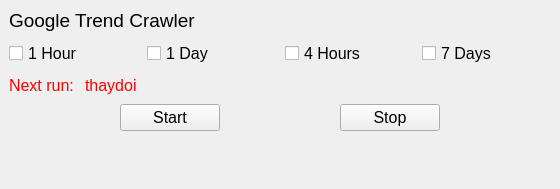
Before: the Qt Designer form src/ui/home.ui in Folinas-COMPANY/Ggtrend-Telegram, drawn with Qt 5.
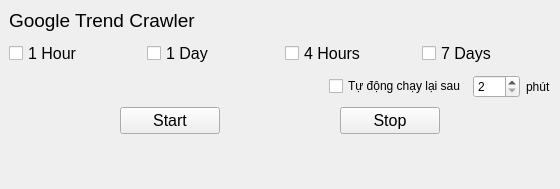
After: the same form once the commit is applied.

Commit message: update auto run, fix things

The edit to the form file:
```diff
--- a/src/ui/home.ui
+++ b/src/ui/home.ui
@@ -97,36 +97,6 @@
        <property name="bottomMargin">
         <number>0</number>
        </property>
-       <item>
-        <widget class="QLabel" name="next_run_label">
-         <property name="font">
-          <font>
-           <pointsize>12</pointsize>
-          </font>
-         </property>
-         <property name="styleSheet">
-          <string notr="true">color:red</string>
-         </property>
-         <property name="text">
-          <string>Next run: </string>
-         </property>
-        </widget>
-       </item>
-       <item>
-        <widget class="QLabel" name="time_run_label">
-         <property name="font">
-          <font>
-           <pointsize>12</pointsize>
-          </font>
-         </property>
-         <property name="styleSheet">
-          <string notr="true">color:red</string>
-         </property>
-         <property name="text">
-          <string>thaydoi</string>
-         </property>
-        </widget>
-       </item>
        <item>
         <spacer name="horizontalSpacer">
          <property name="orientation">
@@ -140,6 +110,33 @@
          </property>
         </spacer>
        </item>
+       <item>
+        <widget class="QCheckBox" name="autoRun">
+         <property name="text">
+          <string>Tự động chạy lại sau</string>
+         </property>
+        </widget>
+       </item>
+       <item>
+        <widget class="QSpinBox" name="timeValue">
+         <property name="minimum">
+          <number>2</number>
+         </property>
+         <property name="maximum">
+          <number>999</number>
+         </property>
+         <property name="value">
+          <number>2</number>
+         </property>
+        </widget>
+       </item>
+       <item>
+        <widget class="QLabel" name="label_2">
+         <property name="text">
+          <string>phút</string>
+         </property>
+        </widget>
+       </item>
       </layout>
      </widget>
     </item>
```
The commit also changes 7 other files.
